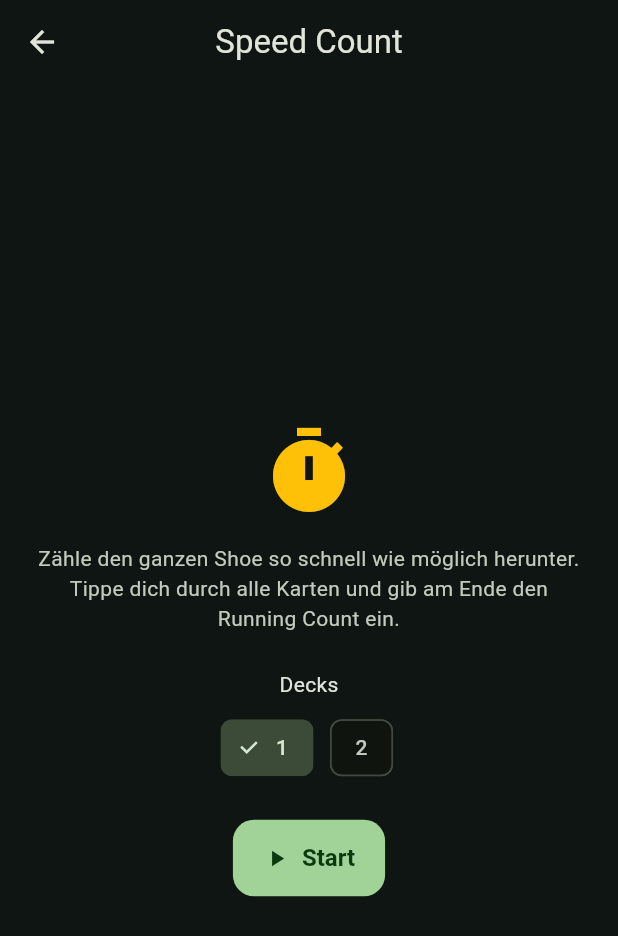
After one commit to alexsaliger/blackjack-coach-app, a Flutter app: the SpeedCountScreen screen opened by its route, on a phone screen of 412 x 824 dp. The commit adds this screen. Shown: the top 936 px of the screen. Run offline on Flutter 3.47's test engine with Material 3 defaults, Android fonts, the phone set to English and light mode, and no system bars; our stand-ins replace flutter_riverpod, shared_preferences; accounts and stored records are empty.

Commit message:
Phase 3 (Teil 3): Speed-Count-Trainer
- Speed-Count-Screen mit Phasen Start/Lauf/Eingabe/Ergebnis:
  ganzen Shoe (1/2 Decks) gegen die Uhr durchtippen, Live-Stoppuhr und
  Fortschrittsbalken, am Ende finalen Running Count pruefen + Tempo (Karten/s)
- SpeedCountController (Riverpod, Stopwatch + Ticker, Shoe-Durchlauf,
  Timer-Cleanup via ref.onDispose)
- Home-Tile "Speed Count" aktiviert (Route /speed); "Statistiken" als naechstes
  geplantes Feature unter "Bald:"
- Widget-Test fuer den Start-View
- 52 Tests gruen, flutter analyze sauber

Co-Authored-By: Claude Opus 4.8 <noreply@anthropic.com>

```diff
--- a/lib/app.dart
+++ b/lib/app.dart
@@ -5,6 +5,7 @@ import 'presentation/screens/counting_drill_screen.dart';
 import 'presentation/screens/deviations_screen.dart';
 import 'presentation/screens/home_screen.dart';
 import 'presentation/screens/rules_screen.dart';
+import 'presentation/screens/speed_count_screen.dart';
 import 'presentation/theme/app_theme.dart';
 
 /// Root app widget: theme and routing for the trainer screens.
@@ -25,6 +26,7 @@ class CoachesApp extends StatelessWidget {
         '/basic': (_) => const BasicStrategyDrillScreen(),
         '/counting': (_) => const CountingDrillScreen(),
         '/deviations': (_) => const DeviationsScreen(),
+        '/speed': (_) => const SpeedCountScreen(),
         '/rules': (_) => const RulesScreen(),
       },
     );
--- /dev/null
+++ b/lib/presentation/screens/speed_count_screen.dart
@@ -0,0 +1,228 @@
+import 'package:flutter/material.dart';
+import 'package:flutter/services.dart';
+import 'package:flutter_riverpod/flutter_riverpod.dart';
+
+import '../../state/speed_count_controller.dart';
+import '../widgets/feedback_banner.dart';
+import '../widgets/playing_card_view.dart';
+
+String _fmtTime(int ms) => '${(ms / 1000).toStringAsFixed(1)} s';
+
+class SpeedCountScreen extends ConsumerStatefulWidget {
+  const SpeedCountScreen({super.key});
+
+  @override
+  ConsumerState<SpeedCountScreen> createState() => _SpeedCountScreenState();
+}
+
+class _SpeedCountScreenState extends ConsumerState<SpeedCountScreen> {
+  final _guessController = TextEditingController();
+
+  @override
+  void dispose() {
+    _guessController.dispose();
+    super.dispose();
+  }
+
+  void _submit() {
+    final value = int.tryParse(_guessController.text.trim());
+    if (value == null) return;
+    ref.read(speedCountProvider.notifier).submit(value);
+  }
+
+  @override
+  Widget build(BuildContext context) {
+    final state = ref.watch(speedCountProvider);
+    final controller = ref.read(speedCountProvider.notifier);
+
+    return Scaffold(
+      appBar: AppBar(title: const Text('Speed Count')),
+      body: SafeArea(
+        child: Center(
+          child: ConstrainedBox(
+            constraints: const BoxConstraints(maxWidth: 520),
+            child: Padding(
+              padding: const EdgeInsets.all(20),
+              child: switch (state.phase) {
+                SpeedPhase.idle => _idle(context, state, controller),
+                SpeedPhase.running => _running(context, state, controller),
+                SpeedPhase.entering => _entering(context, state),
+                SpeedPhase.finished => _finished(context, state, controller),
+              },
+            ),
+          ),
+        ),
+      ),
+    );
+  }
+
+  Widget _idle(
+      BuildContext context, SpeedCountState state, SpeedCountController c) {
+    final scheme = Theme.of(context).colorScheme;
+    return Column(
+      mainAxisAlignment: MainAxisAlignment.center,
+      children: [
+        Icon(Icons.timer, size: 64, color: scheme.secondary),
+        const SizedBox(height: 16),
+        Text(
+          'Zähle den ganzen Shoe so schnell wie möglich herunter. '
+          'Tippe dich durch alle Karten und gib am Ende den Running Count ein.',
+          textAlign: TextAlign.center,
+          style: TextStyle(color: scheme.onSurfaceVariant),
+        ),
+        const SizedBox(height: 24),
+        const Text('Decks'),
+        const SizedBox(height: 8),
+        Wrap(
+          spacing: 8,
+          children: [
+            for (final d in const [1, 2])
+              ChoiceChip(
+                label: Text('$d'),
+                selected: state.decks == d,
+                onSelected: (_) => c.chooseDecks(d),
+              ),
+          ],
+        ),
+        const SizedBox(height: 24),
+        FilledButton.icon(
+          onPressed: c.start,
+          icon: const Icon(Icons.play_arrow),
+          label: const Text('Start'),
+        ),
+      ],
+    );
+  }
+
+  Widget _running(
+      BuildContext context, SpeedCountState state, SpeedCountController c) {
+    final scheme = Theme.of(context).colorScheme;
+    return Column(
+      children: [
+        Row(
+          mainAxisAlignment: MainAxisAlignment.spaceBetween,
+          children: [
+            Text('${state.dealt} / ${state.total}',
+                style: TextStyle(color: scheme.onSurfaceVariant)),
+            Text(
+              _fmtTime(state.elapsedMs),
+              style: TextStyle(
+                fontSize: 22,
+                fontWeight: FontWeight.bold,
+                color: scheme.secondary,
+                fontFeatures: const [FontFeature.tabularFigures()],
+              ),
+            ),
+          ],
+        ),
+        const SizedBox(height: 8),
+        LinearProgressIndicator(
+          value: state.total == 0 ? 0 : state.dealt / state.total,
+        ),
+        const Spacer(),
+        if (state.current != null)
+          PlayingCardView(state.current!, width: 150),
+        const Spacer(),
+        SizedBox(
+          width: double.infinity,
+          child: FilledButton(
+            onPressed: c.nextCard,
+            style: FilledButton.styleFrom(
+              padding: const EdgeInsets.symmetric(vertical: 26),
+            ),
+            child: const Text('Nächste Karte',
+                style: TextStyle(fontSize: 20)),
+          ),
+        ),
+      ],
+    );
+  }
+
+  Widget _entering(BuildContext context, SpeedCountState state) {
+    final scheme = Theme.of(context).colorScheme;
+    return Column(
+      mainAxisAlignment: MainAxisAlignment.center,
+      children: [
+        Icon(Icons.check_circle_outline, size: 56, color: scheme.secondary),
+        const SizedBox(height: 12),
+        Text('Shoe durch in ${_fmtTime(state.elapsedMs)}',
+            style: const TextStyle(fontSize: 20, fontWeight: FontWeight.bold)),
+        const SizedBox(height: 24),
+        const Text('Dein finaler Running Count'),
+        const SizedBox(height: 8),
+        Row(
+          children: [
+            Expanded(
+              child: TextField(
+                controller: _guessController,
+                autofocus: true,
+                keyboardType:
+                    const TextInputType.numberWithOptions(signed: true),
+                inputFormatters: [
+                  FilteringTextInputFormatter.allow(RegExp(r'^-?\d*')),
+                ],
+                decoration: const InputDecoration(
+                  border: OutlineInputBorder(),
+                  hintText: 'z. B. 0',
+                ),
+                onSubmitted: (_) => _submit(),
+              ),
+            ),
+            const SizedBox(width: 12),
+            FilledButton(onPressed: _submit, child: const Text('Prüfen')),
+          ],
+        ),
+      ],
+    );
+  }
+
+  Widget _finished(
+      BuildContext context, SpeedCountState state, SpeedCountController c) {
+    final scheme = Theme.of(context).colorScheme;
+    final ok = state.wasCorrect ?? false;
+    return Column(
+      mainAxisAlignment: MainAxisAlignment.center,
+      children: [
+        FeedbackBanner(
+          correct: ok,
+          message: ok
+              ? 'Richtig! Running Count = ${state.truthRunning}'
+              : 'Running Count = ${state.truthRunning} '
+                  '(dein Tipp: ${state.guess})',
+        ),
+        const SizedBox(height: 24),
+        _resultRow(context, 'Zeit', _fmtTime(state.elapsedMs)),
+        _resultRow(context, 'Karten', '${state.dealt}'),
+        _resultRow(context, 'Tempo',
+            '${state.cardsPerSecond.toStringAsFixed(1)} Karten/s'),
+        const SizedBox(height: 28),
+        FilledButton.icon(
+          onPressed: c.reset,
+          icon: const Icon(Icons.refresh),
+          label: const Text('Nochmal'),
+        ),
+        const SizedBox(height: 8),
+        Text(
+          'Ein vollständig gezählter Shoe endet bei 0 — deine Kontrolle.',
+          textAlign: TextAlign.center,
+          style: TextStyle(color: scheme.onSurfaceVariant, fontSize: 12),
+        ),
+      ],
+    );
+  }
+
+  Widget _resultRow(BuildContext context, String label, String value) {
+    final scheme = Theme.of(context).colorScheme;
+    return Padding(
+      padding: const EdgeInsets.symmetric(vertical: 6),
+      child: Row(
+        mainAxisAlignment: MainAxisAlignment.spaceBetween,
+        children: [
+          Text(label, style: TextStyle(color: scheme.onSurfaceVariant)),
+          Text(value,
+              style: const TextStyle(fontSize: 18, fontWeight: FontWeight.w600)),
+        ],
+      ),
+    );
+  }
+}
--- /dev/null
+++ b/lib/state/speed_count_controller.dart
@@ -0,0 +1,158 @@
+import 'dart:async';
+
+import 'package:flutter_riverpod/flutter_riverpod.dart';
+
+import '../domain/counting/hilo_counter.dart';
+import '../domain/engine/shoe.dart';
+import '../domain/models/card.dart';
+
+enum SpeedPhase { idle, running, entering, finished }
+
+class SpeedCountState {
+  const SpeedCountState({
+    this.phase = SpeedPhase.idle,
+    this.decks = 1,
+    this.current,
+    this.dealt = 0,
+    this.total = 0,
+    this.elapsedMs = 0,
+    this.guess,
+    this.truthRunning,
+    this.wasCorrect,
+  });
+
+  final SpeedPhase phase;
+  final int decks;
+  final Card? current;
+  final int dealt;
+  final int total;
+  final int elapsedMs;
+
+  // Populated once the player submits a final running-count guess.
+  final int? guess;
+  final int? truthRunning;
+  final bool? wasCorrect;
+
+  double get cardsPerSecond =>
+      elapsedMs == 0 ? 0 : dealt / (elapsedMs / 1000);
+
+  SpeedCountState copyWith({
+    SpeedPhase? phase,
+    int? decks,
+    Card? current,
+    int? dealt,
+    int? total,
+    int? elapsedMs,
+    int? guess,
+    int? truthRunning,
+    bool? wasCorrect,
+  }) {
+    return SpeedCountState(
+      phase: phase ?? this.phase,
+      decks: decks ?? this.decks,
+      current: current ?? this.current,
+      dealt: dealt ?? this.dealt,
+      total: total ?? this.total,
+      elapsedMs: elapsedMs ?? this.elapsedMs,
+      guess: guess ?? this.guess,
+      truthRunning: truthRunning ?? this.truthRunning,
+      wasCorrect: wasCorrect ?? this.wasCorrect,
+    );
+  }
+}
+
+final speedCountProvider =
+    NotifierProvider<SpeedCountController, SpeedCountState>(
+  SpeedCountController.new,
+);
+
+/// Drives the speed-count drill: deals an entire shoe one tap at a time while a
+/// stopwatch runs, then checks the player's final running count and reports the
+/// time and speed.
+class SpeedCountController extends Notifier<SpeedCountState> {
+  Shoe? _shoe;
+  final HiLoCounter _counter = HiLoCounter();
+  final Stopwatch _watch = Stopwatch();
+  Timer? _ticker;
+
+  @override
+  SpeedCountState build() {
+    ref.onDispose(_stopTicker);
+    return const SpeedCountState();
+  }
+
+  void chooseDecks(int decks) {
+    if (state.phase != SpeedPhase.idle) return;
+    state = state.copyWith(decks: decks);
+  }
+
+  void start() {
+    _shoe = Shoe(deckCount: state.decks, penetration: 1.0);
+    _counter.reset();
+    _watch
+      ..reset()
+      ..start();
+    _startTicker();
+
+    final first = _shoe!.deal();
+    _counter.record(first);
+    state = SpeedCountState(
+      phase: SpeedPhase.running,
+      decks: state.decks,
+      current: first,
+      dealt: 1,
+      total: _shoe!.totalCards,
+      elapsedMs: 0,
+    );
+  }
+
+  /// Reveals the next card. When the shoe is empty, moves to the entry phase.
+  void nextCard() {
+    if (state.phase != SpeedPhase.running) return;
+    final card = _shoe!.deal();
+    _counter.record(card);
+    final dealt = state.dealt + 1;
+    state = state.copyWith(current: card, dealt: dealt);
+    if (_shoe!.cardsRemaining == 0) _finishDealing();
+  }
+
+  void _finishDealing() {
+    _watch.stop();
+    _stopTicker();
+    state = state.copyWith(
+      phase: SpeedPhase.entering,
+      elapsedMs: _watch.elapsedMilliseconds,
+    );
+  }
+
+  void submit(int guess) {
+    if (state.phase != SpeedPhase.entering) return;
+    final truth = _counter.runningCount;
+    state = state.copyWith(
+      phase: SpeedPhase.finished,
+      guess: guess,
+      truthRunning: truth,
+      wasCorrect: guess == truth,
+    );
+  }
+
+  void reset() {
+    _stopTicker();
+    _watch.stop();
+    state = SpeedCountState(decks: state.decks);
+  }
+
+  void _startTicker() {
+    _ticker?.cancel();
+    _ticker = Timer.periodic(const Duration(milliseconds: 100), (_) {
+      if (_watch.isRunning) {
+        state = state.copyWith(elapsedMs: _watch.elapsedMilliseconds);
+      }
+    });
+  }
+
+  void _stopTicker() {
+    _ticker?.cancel();
+    _ticker = null;
+  }
+}
```
Also changed, not shown: lib/presentation/screens/home_screen.dart (+9 -3 lines), 2 other files.
